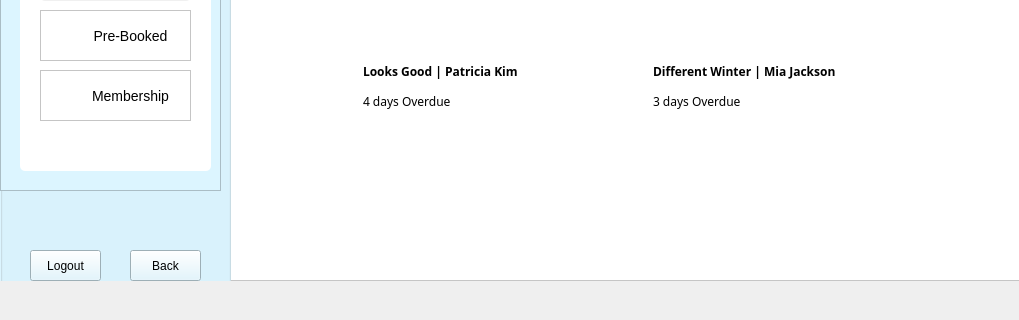
Old version of the form LIS/memberoverdue.ui in the repository TenacioussD/library_information_system; both pictures show x 0 to 1019 and y 350 to 670 of the 1019 by 670 pixel window.
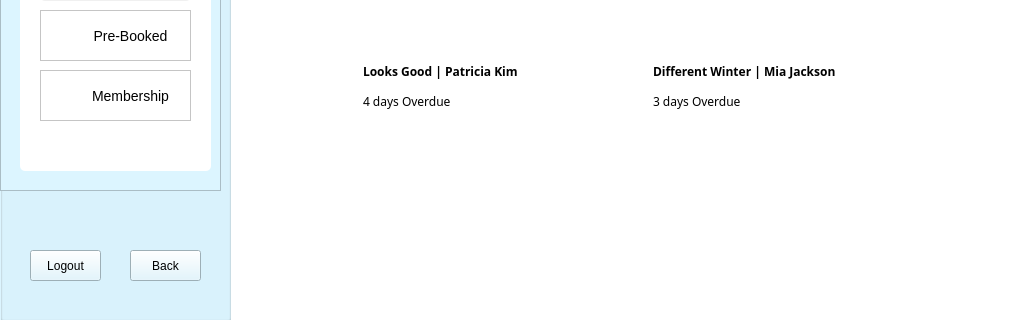
New version of the form. Icons and pictures are not drawn.

The edit to the form file:
```diff
--- a/LIS/memberoverdue.ui
+++ b/LIS/memberoverdue.ui
@@ -19,7 +19,7 @@
      <x>0</x>
      <y>-10</y>
      <width>1021</width>
-     <height>641</height>
+     <height>681</height>
     </rect>
    </property>
    <property name="styleSheet">
@@ -37,7 +37,7 @@
       <x>0</x>
       <y>0</y>
       <width>231</width>
-      <height>671</height>
+      <height>681</height>
      </rect>
     </property>
     <property name="styleSheet">
```
